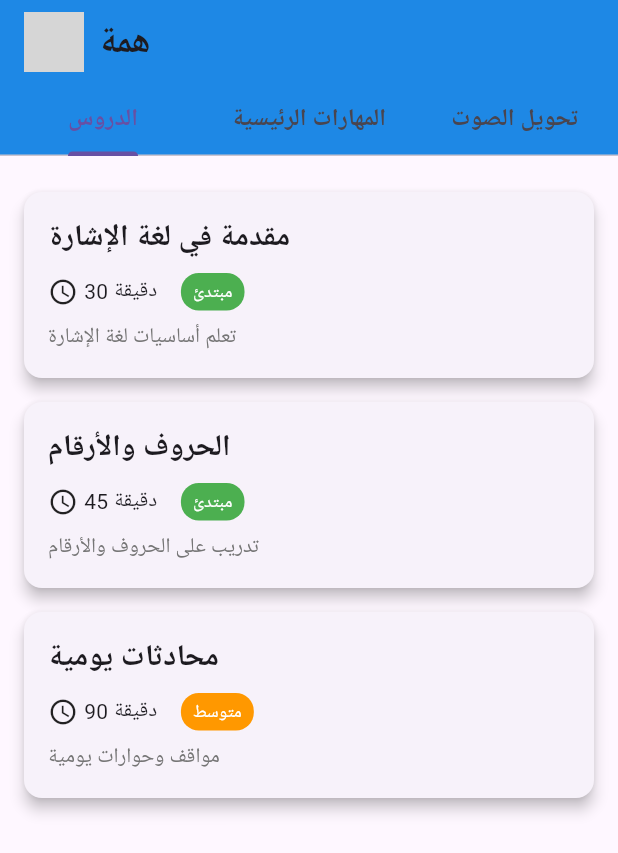
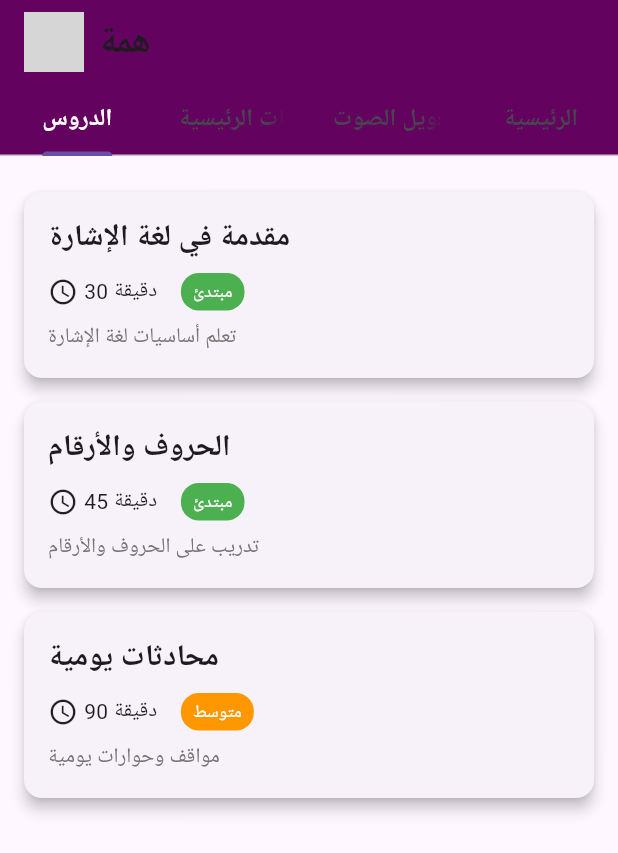
Before and after one commit to taha11des/hemma_project, a Flutter app: the screen it shows after launch, on a phone screen of 412 x 824 dp. Shown: the top 853 px of the screen. Run offline on Flutter 3.47's test engine with Material 3 defaults, Android fonts, the light colour scheme and no system bars; our stand-ins replace avatar_glow, permission_handler, speech_to_text; network calls fail; Roboto replaces fonts that are missing (Cairo); grey boxes are pictures that could not be loaded.

Commit message:
changing color and add a tab

```diff
--- a/lib/main.dart
+++ b/lib/main.dart
@@ -72,13 +72,15 @@ class _MainScreenState extends State<MainScreen> with TickerProviderStateMixin {
             Tab(text: 'الدروس'),
             Tab(text: 'المهارات الرئيسية'),
             Tab(text: 'تحويل الصوت'),
+            Tab(text: "الرئيسية"),
           ],
           labelStyle: const TextStyle(
             fontSize: 16,
             fontWeight: FontWeight.bold,
+            color: Colors.white
           ),
         ),
-        backgroundColor: Colors.blue[600],
+        backgroundColor: const Color.fromARGB(255, 100, 2, 95),
         elevation: 0,
       ),
       body: TabBarView(
```
